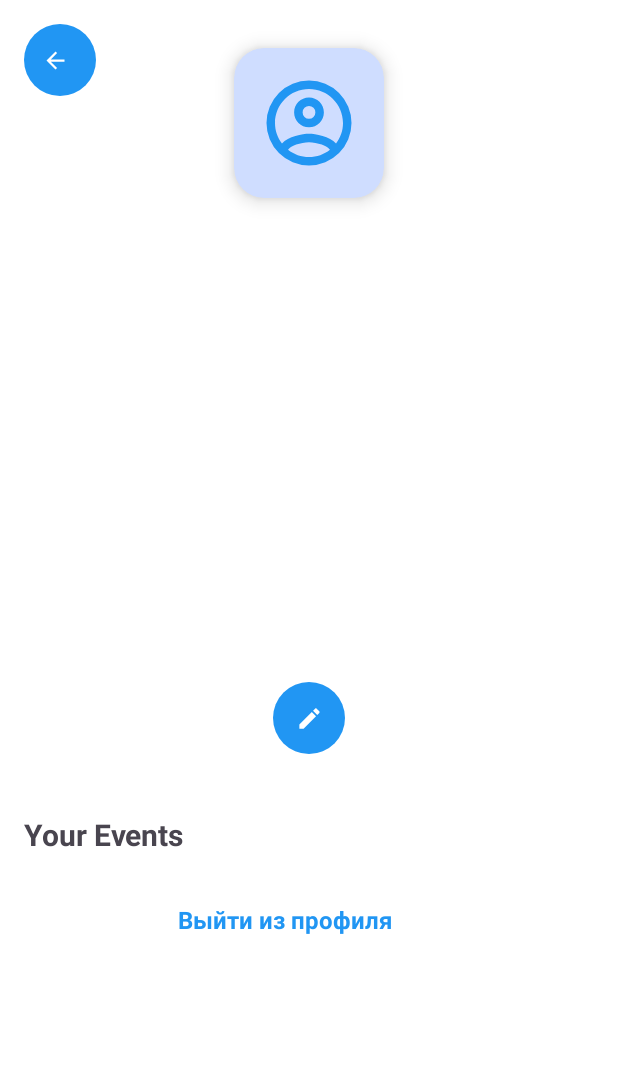
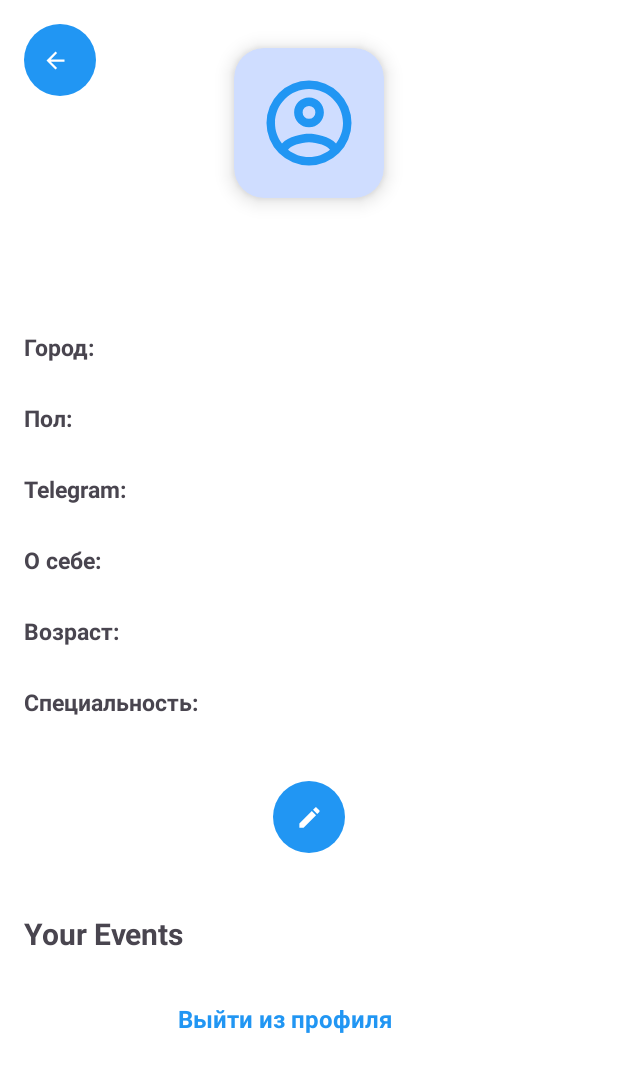
Before and after one commit to mnstupichev/VibeMatch, an Android app: the UserProfileActivity screen opened directly, with no data from a screen before it, on a phone screen of 412 x 824 dp. Shown: the top 1072 px of the screen. Run offline under Robolectric (Android 15) with nearby library versions, the phone set to English and light mode, and no system bars; 1 statement that could not run was skipped.

Commit message:
[Fix] Added profile information.

```diff
--- a/app/src/main/java/com/example/vibematch/UserProfileActivity.kt
+++ b/app/src/main/java/com/example/vibematch/UserProfileActivity.kt
@@ -104,7 +104,6 @@ class UserProfileActivity : AppCompatActivity() {
                         binding.tvCity.text = it.city ?: ""
                         binding.tvSpeciality.text = it.speciality ?: ""
                         binding.tvTelegram.text = it.telegramLink ?: ""
-                        binding.tvEmail.text = it.email
                         binding.tvGender.text = it.gender ?: ""
                         binding.tvAge.text = it.age?.toString() ?: ""
                         binding.tvBio.text = it.bio ?: "Нет информации о себе"
--- a/app/src/main/res/layout/activity_profile.xml
+++ b/app/src/main/res/layout/activity_profile.xml
@@ -54,67 +54,78 @@
                 app:layout_constraintTop_toTopOf="parent" />
 
             <TextView
+                android:layout_width="match_parent"
+                android:layout_height="wrap_content"
+                android:text="Город:"
+                android:textStyle="bold"
+                android:textSize="15sp"
+                android:layout_marginTop="8dp"/>
+            <TextView
                 android:id="@+id/tvCity"
-                android:layout_width="wrap_content"
+                android:layout_width="match_parent"
                 android:layout_height="wrap_content"
-                android:layout_marginTop="16dp"
                 android:textSize="16sp"
-                app:layout_constraintEnd_toEndOf="parent"
-                app:layout_constraintStart_toStartOf="parent"
-                app:layout_constraintTop_toBottomOf="@id/tvUsername" />
-
+                android:layout_marginBottom="4dp"/>
+            <TextView
+                android:layout_width="match_parent"
+                android:layout_height="wrap_content"
+                android:text="Пол:"
+                android:textStyle="bold"
+                android:textSize="15sp"/>
+            <TextView
+                android:id="@+id/tvGender"
+                android:layout_width="match_parent"
+                android:layout_height="wrap_content"
+                android:textSize="16sp"
+                android:layout_marginBottom="4dp"/>
+            <TextView
+                android:layout_width="match_parent"
+                android:layout_height="wrap_content"
+                android:text="Telegram:"
+                android:textStyle="bold"
+                android:textSize="15sp"/>
+            <TextView
+                android:id="@+id/tvTelegram"
+                android:layout_width="match_parent"
+                android:layout_height="wrap_content"
+                android:textSize="16sp"
+                android:layout_marginBottom="4dp"/>
+            <TextView
+                android:layout_width="match_parent"
+                android:layout_height="wrap_content"
+                android:text="О себе:"
+                android:textStyle="bold"
+                android:textSize="15sp"/>
+            <TextView
+                android:id="@+id/tvBio"
+                android:layout_width="match_parent"
+                android:layout_height="wrap_content"
+                android:textSize="16sp"
+                android:layout_marginBottom="4dp"/>
+            <TextView
+                android:layout_width="match_parent"
+                android:layout_height="wrap_content"
+                android:text="Возраст:"
+                android:textStyle="bold"
+                android:textSize="15sp"/>
+            <TextView
+                android:id="@+id/tvAge"
+                android:layout_width="match_parent"
+                android:layout_height="wrap_content"
+                android:textSize="16sp"
+                android:layout_marginBottom="4dp"/>
+            <TextView
+                android:layout_width="match_parent"
+                android:layout_height="wrap_content"
+                android:text="Специальность:"
+                android:textStyle="bold"
+                android:textSize="15sp"/>
             <TextView
                 android:id="@+id/tvSpeciality"
-                android:layout_width="wrap_content"
+                android:layout_width="match_parent"
                 android:layout_height="wrap_content"
-                android:layout_marginTop="8dp"
                 android:textSize="16sp"
-                app:layout_constraintEnd_toEndOf="parent"
-                app:layout_constraintStart_toStartOf="parent"
-                app:layout_constraintTop_toBottomOf="@id/tvCity" />
-
-            <TextView
-                android:id="@+id/tvTelegram"
-                android:layout_width="wrap_content"
-                android:layout_height="wrap_content"
-                android:layout_marginTop="8dp"
-                android:textSize="16sp"
-                app:layout_constraintEnd_toEndOf="parent"
-                app:layout_constraintStart_toStartOf="parent"
-                app:layout_constraintTop_toBottomOf="@id/tvSpeciality" />
-
-            <TextView
-                android:id="@+id/tvEmail"
-                android:layout_width="wrap_content"
-                android:layout_height="wrap_content"
-                android:layout_marginTop="8dp"
-                android:textSize="16sp" />
-
-            <TextView
-                android:id="@+id/tvGender"
-                android:layout_width="wrap_content"
-                android:layout_height="wrap_content"
-                android:layout_marginTop="8dp"
-                android:textSize="16sp" />
-
-            <TextView
-                android:id="@+id/tvAge"
-                android:layout_width="wrap_content"
-                android:layout_height="wrap_content"
-                android:layout_marginTop="8dp"
-                android:textSize="16sp" />
-
-            <TextView
-                android:id="@+id/tvBio"
-                android:layout_width="0dp"
-                android:layout_height="wrap_content"
-                android:layout_marginStart="16dp"
-                android:layout_marginTop="16dp"
-                android:layout_marginEnd="16dp"
-                android:textSize="16sp"
-                app:layout_constraintEnd_toEndOf="parent"
-                app:layout_constraintStart_toStartOf="parent"
-                app:layout_constraintTop_toBottomOf="@id/tvTelegram" />
+                android:layout_marginBottom="4dp"/>
 
             <!-- Кнопка редактирования -->
             <com.google.android.material.button.MaterialButton
```
Also changed, not shown: app/src/main/res/layout/activity_others_profile.xml (+35 -14 lines), 1 other file.
